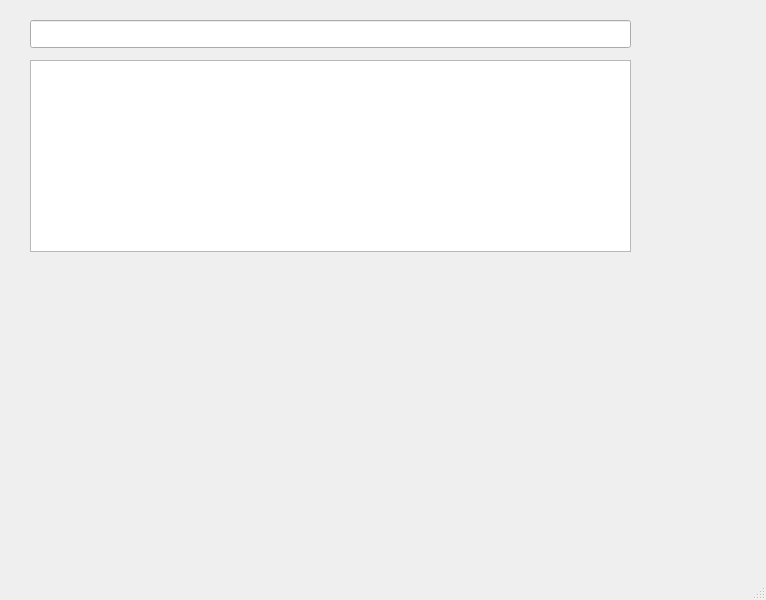
Before: the Qt Designer form src/flow2.ui in basmatix/zeitmaschine, drawn with Qt 5.
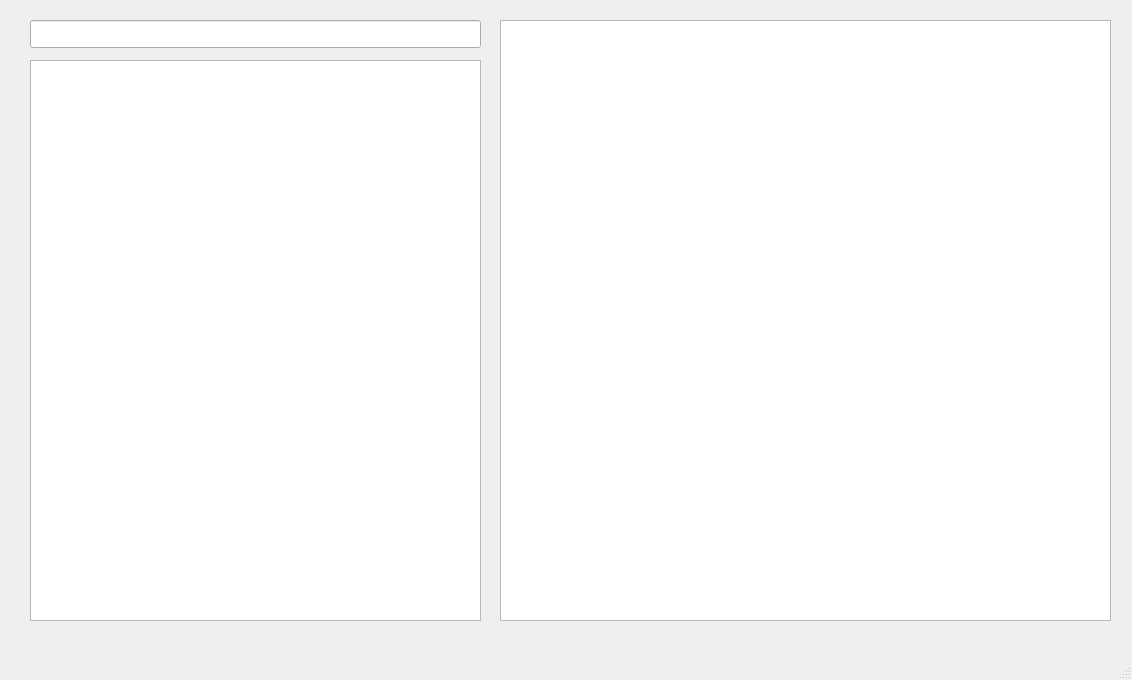
After: the same form once the commit is applied.

What changed in the file:
```diff
--- a/src/flow2.ui
+++ b/src/flow2.ui
@@ -6,8 +6,8 @@
    <rect>
     <x>0</x>
     <y>0</y>
-    <width>766</width>
-    <height>600</height>
+    <width>1132</width>
+    <height>680</height>
    </rect>
   </property>
   <property name="windowTitle">
@@ -19,7 +19,7 @@
      <rect>
       <x>30</x>
       <y>20</y>
-      <width>601</width>
+      <width>451</width>
       <height>28</height>
      </rect>
     </property>
@@ -29,8 +29,18 @@
      <rect>
       <x>30</x>
       <y>60</y>
-      <width>601</width>
-      <height>192</height>
+      <width>451</width>
+      <height>561</height>
+     </rect>
+    </property>
+   </widget>
+   <widget class="QTextEdit" name="teNotes">
+    <property name="geometry">
+     <rect>
+      <x>500</x>
+      <y>20</y>
+      <width>611</width>
+      <height>601</height>
      </rect>
     </property>
    </widget>
```
Left out of the diff: 8 changed lines with no effect on the pictures.
